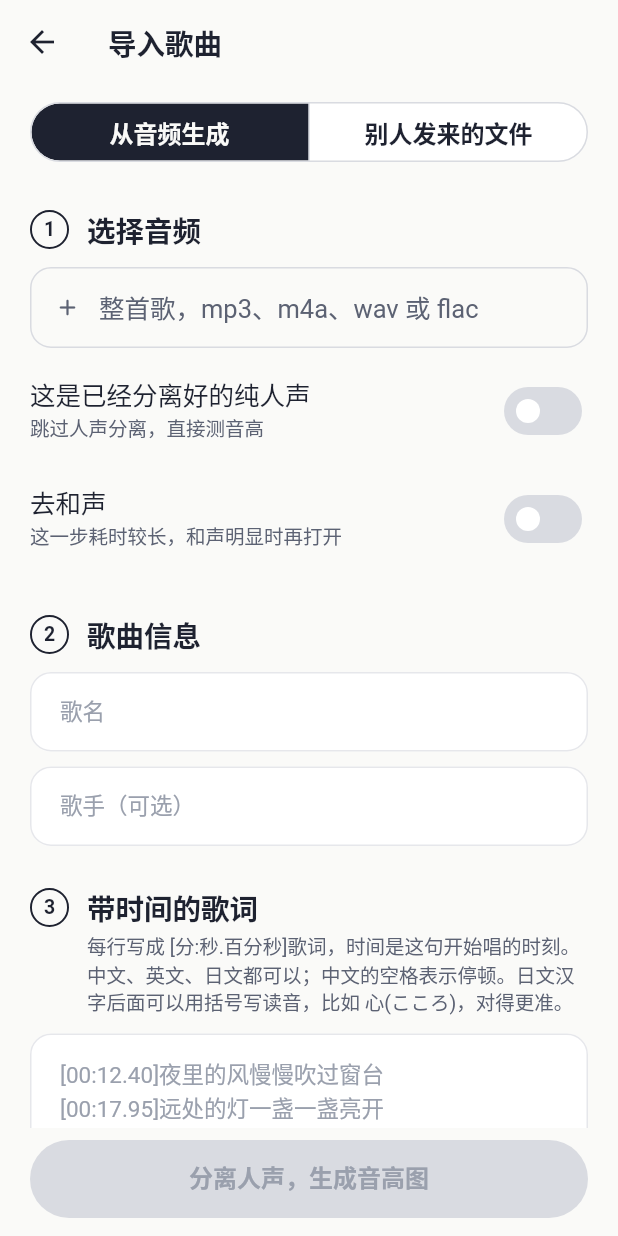
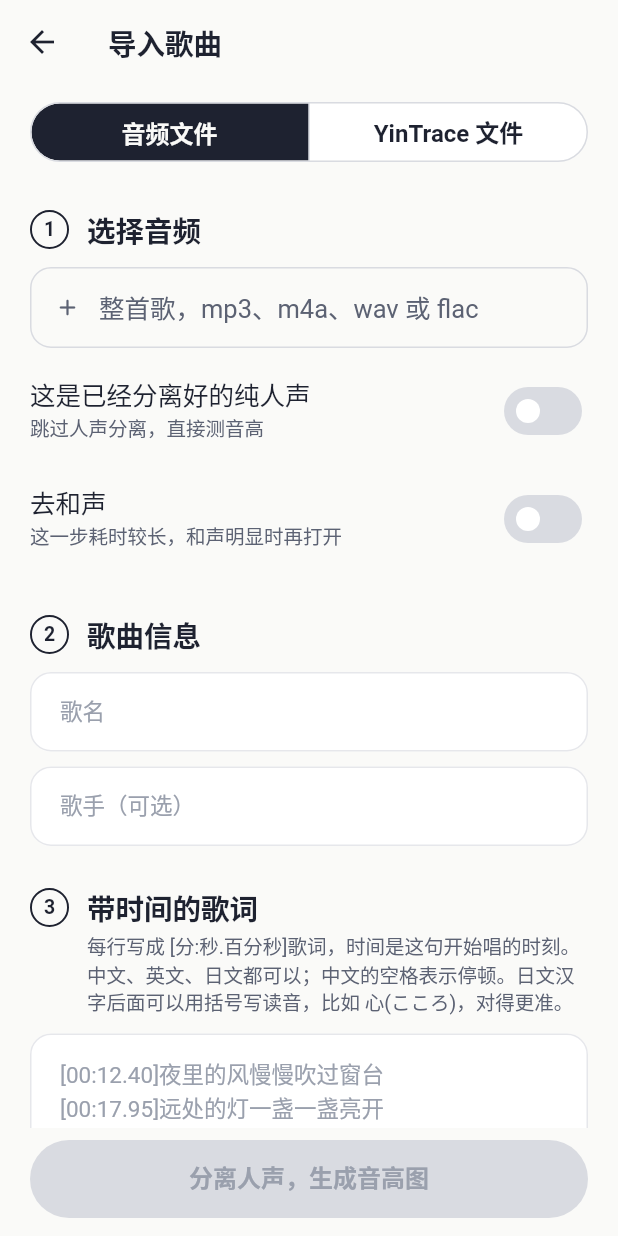
Before and after one commit to zhikkz/YinTrace, a Flutter app: the ImportPage screen opened directly, on a phone screen of 412 x 824 dp. Run offline on Flutter 3.47's test engine with Material 3 defaults, Android fonts, the phone set to English and light mode, and no system bars; our stand-ins replace file_picker, plugin_platform_interface, wakelock_plus, web; missing offline and left inert: dart:ffi, dart:js_interop, fftea.

Commit message:
docs(ui): name import options by file type

```diff
--- a/lib/src/ui/import_page.dart
+++ b/lib/src/ui/import_page.dart
@@ -266,7 +266,7 @@ class _ImportPageState extends State<ImportPage> {
             : SafeArea(
                 minimum: const EdgeInsets.fromLTRB(20, 8, 20, 12),
                 child: _source == _ImportSource.songFile
-                    ? FilledButton(onPressed: _importSongFile, child: const Text('选择歌曲文件'))
+                    ? FilledButton(onPressed: _importSongFile, child: const Text('选择 YinTrace 文件'))
                     : FilledButton(
                         onPressed: canStart ? _start : null,
                         child: Text(_vocalsOnly ? '生成逐字音高图' : '分离人声，生成音高图'),
@@ -351,8 +351,8 @@ class _ImportPageState extends State<ImportPage> {
           child: SegmentedButton<_ImportSource>(
             showSelectedIcon: false,
             segments: const [
-              ButtonSegment(value: _ImportSource.audio, label: Text('从音频生成')),
-              ButtonSegment(value: _ImportSource.songFile, label: Text('别人发来的文件')),
+              ButtonSegment(value: _ImportSource.audio, label: Text('音频文件')),
+              ButtonSegment(value: _ImportSource.songFile, label: Text('YinTrace 文件')),
             ],
             selected: {_source},
             onSelectionChanged: (v) => setState(() {
@@ -389,12 +389,12 @@ class _ImportPageState extends State<ImportPage> {
         child: Icon(Icons.inbox_rounded, size: 32, color: p.inkSoft),
       ),
       const SizedBox(height: 12),
-      Text('导入别人发来的歌曲文件', style: context.type.titleLarge),
+      Text('导入 YinTrace 歌曲文件', style: context.type.titleLarge),
       const SizedBox(height: 8),
-      Text('对方在 YinTrace 的歌曲页菜单里点“发给别人”，就能导出 .yintrace 文件发给你。', style: context.type.bodyMedium),
+      Text('在 YinTrace 的歌曲页菜单里点“发给别人”，即可导出 .yintrace 文件，用于分享或再次导入。', style: context.type.bodyMedium),
       const SizedBox(height: 8),
       Text(
-        '文件里已经有分离好的人声和伴奏、歌词和音高图：不用下载模型，也不用再分离，导入后就能练。',
+        '文件中已保存人声、歌词和音高图等练习内容，无需下载模型或重新分离，导入后即可练习。',
         style: context.type.bodyMedium,
       ),
     ];
```
Also changed, not shown: 1 other file.
